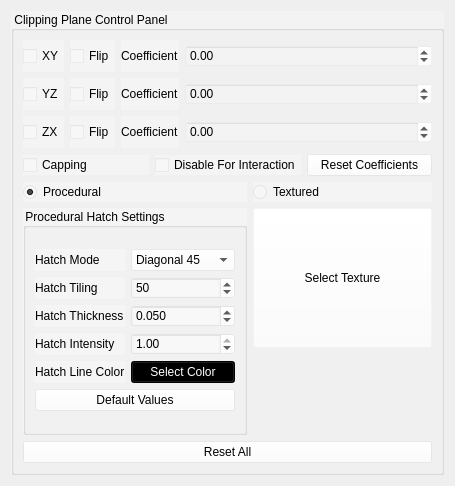
Old version of the form ui/ClippingPlanesEditor.ui in the repository sharjith/ModelViewer-Qt.
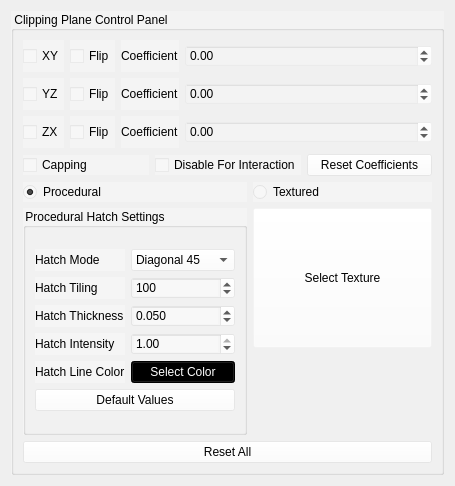
New version of the form.

```diff
--- a/ui/ClippingPlanesEditor.ui
+++ b/ui/ClippingPlanesEditor.ui
@@ -349,7 +349,7 @@
                     <number>500</number>
                    </property>
                    <property name="value">
-                    <number>50</number>
+                    <number>100</number>
                    </property>
                   </widget>
                  </item>
```
